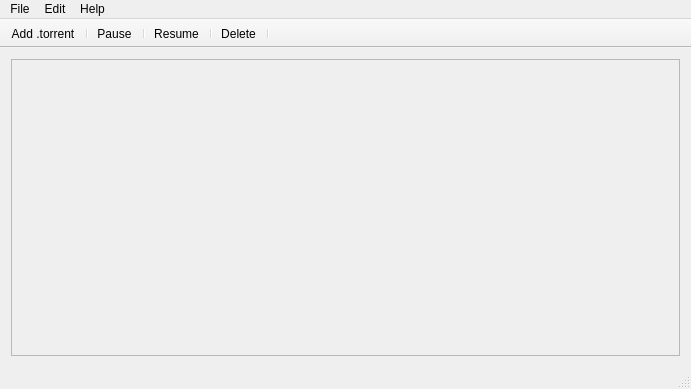
Before: the Qt Designer form src/mainwindow.ui in manox14/qtaria, drawn with Qt 5.
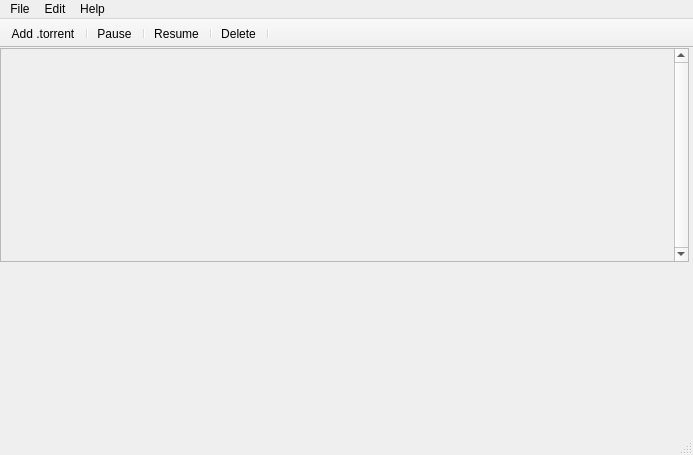
After: the same form once the commit is applied. Icons and pictures are not drawn.

Commit message: ui changes: 	split main ui into two parts bottom for status (circular progress bar ) 	top part for download list

```diff
--- a/src/mainwindow.ui
+++ b/src/mainwindow.ui
@@ -6,8 +6,8 @@
    <rect>
     <x>0</x>
     <y>0</y>
-    <width>691</width>
-    <height>389</height>
+    <width>693</width>
+    <height>455</height>
    </rect>
   </property>
   <property name="windowTitle">
@@ -21,35 +21,94 @@
    <property name="enabled">
     <bool>true</bool>
    </property>
-   <layout class="QGridLayout" name="gridLayout_2">
-    <item row="0" column="0">
+   <property name="sizePolicy">
+    <sizepolicy hsizetype="Preferred" vsizetype="Preferred">
+     <horstretch>0</horstretch>
+     <verstretch>0</verstretch>
+    </sizepolicy>
+   </property>
+   <layout class="QVBoxLayout" name="verticalLayout_3" stretch="10,8">
+    <property name="spacing">
+     <number>0</number>
+    </property>
+    <property name="leftMargin">
+     <number>0</number>
+    </property>
+    <property name="topMargin">
+     <number>0</number>
+    </property>
+    <property name="rightMargin">
+     <number>4</number>
+    </property>
+    <property name="bottomMargin">
+     <number>0</number>
+    </property>
+    <item>
      <widget class="QScrollArea" name="scrollArea">
+      <property name="minimumSize">
+       <size>
+        <width>611</width>
+        <height>0</height>
+       </size>
+      </property>
+      <property name="verticalScrollBarPolicy">
+       <enum>Qt::ScrollBarAlwaysOn</enum>
+      </property>
+      <property name="horizontalScrollBarPolicy">
+       <enum>Qt::ScrollBarAlwaysOff</enum>
+      </property>
       <property name="widgetResizable">
        <bool>true</bool>
       </property>
       <widget class="QWidget" name="scrollAreaWidgetContents">
+       <property name="enabled">
+        <bool>true</bool>
+       </property>
        <property name="geometry">
         <rect>
          <x>0</x>
          <y>0</y>
-         <width>673</width>
-         <height>284</height>
+         <width>681</width>
+         <height>204</height>
         </rect>
        </property>
-       <widget class="QWidget" name="verticalLayoutWidget">
-        <property name="geometry">
-         <rect>
-          <x>9</x>
-          <y>9</y>
-          <width>641</width>
-          <height>271</height>
-         </rect>
+       <layout class="QVBoxLayout" name="verticalLayout">
+        <property name="spacing">
+         <number>0</number>
         </property>
-        <layout class="QVBoxLayout" name="verticalLayout"/>
-       </widget>
+        <property name="leftMargin">
+         <number>4</number>
+        </property>
+        <property name="topMargin">
+         <number>0</number>
+        </property>
+        <property name="rightMargin">
+         <number>4</number>
+        </property>
+        <property name="bottomMargin">
+         <number>0</number>
+        </property>
+        <item>
+         <layout class="QVBoxLayout" name="verticalLayout_4">
+          <property name="spacing">
+           <number>0</number>
+          </property>
+         </layout>
+        </item>
+       </layout>
       </widget>
      </widget>
     </item>
+    <item>
+     <widget class="QWidget" name="widget" native="true">
+      <property name="minimumSize">
+       <size>
+        <width>0</width>
+        <height>0</height>
+       </size>
+      </property>
+     </widget>
+    </item>
    </layout>
   </widget>
   <widget class="QMenuBar" name="menuBar">
@@ -57,7 +116,7 @@
     <rect>
      <x>0</x>
      <y>0</y>
-     <width>691</width>
+     <width>693</width>
      <height>24</height>
     </rect>
    </property>
```
The commit also changes 2 other files.
